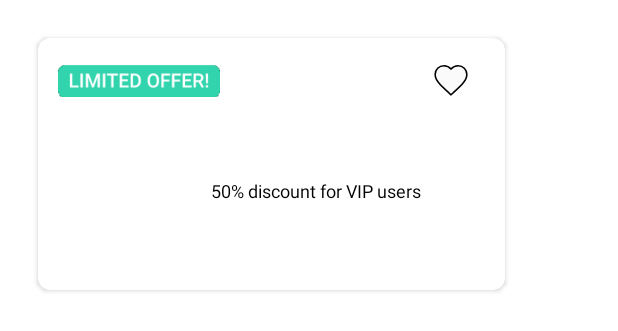
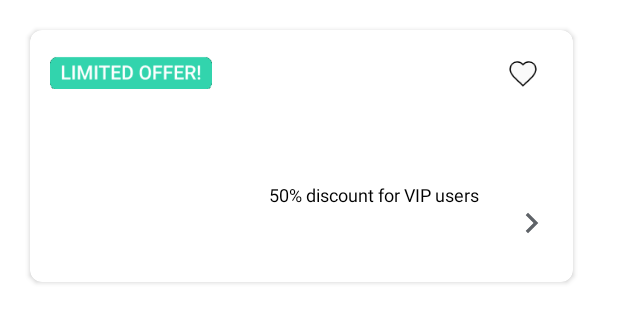
Before and after one commit to lucaslois/fickleflight, an Android app built with Jetpack Compose: the layout item_offer_detail.xml on its own in the app's theme, with its tools: preview values and no code run, on a phone screen of 412 x 824 dp. Shown: the top 331 px of the screen. Run offline under Robolectric (Android 15) with nearby library versions, the phone set to English and light mode, and no system bars.

Commit message:
fix views boracay details and offers details

```diff
--- a/app/src/main/java/com/example/tp2/adapters/OfferListAdapter.kt
+++ b/app/src/main/java/com/example/tp2/adapters/OfferListAdapter.kt
@@ -51,6 +51,7 @@ class OfferListAdapter(
             }
             is OfferDetailHolder -> {
                 holder.setDiscountDetail(offer.discount_desc_long)
+                holder.setTitleDetail(offer.tittle_discuount)
                 holder.setCardImageDetail(offer.image_url)
             }
         }
--- a/app/src/main/java/com/example/tp2/data/network/flights/models/Offer.kt
+++ b/app/src/main/java/com/example/tp2/data/network/flights/models/Offer.kt
@@ -7,6 +7,7 @@ data class Offer(
     val card_types: List<String>,
     val discount_desc_short: String,
     val discount_desc_long: String,
+    val tittle_discuount: String,
     val discount_percentage: String,
     val image_url: String
 )
--- a/app/src/main/res/layout/item_offer_detail.xml
+++ b/app/src/main/res/layout/item_offer_detail.xml
@@ -2,14 +2,17 @@
 <androidx.cardview.widget.CardView xmlns:android="http://schemas.android.com/apk/res/android"
     xmlns:app="http://schemas.android.com/apk/res-auto"
     xmlns:tools="http://schemas.android.com/tools"
-    android:layout_width="311dp"
+    android:layout_width="362dp"
     android:layout_height="168dp"
-    android:layout_margin="25dp"
+
+    android:layout_marginTop="20dp"
+    android:layout_marginLeft="20dp"
+    android:layout_marginRight="10dp"
     app:cardCornerRadius="8dp"
     app:cardElevation="2dp">
 
     <androidx.constraintlayout.widget.ConstraintLayout
-        android:layout_width="311dp"
+        android:layout_width="362dp"
         android:layout_height="match_parent"
 
         android:orientation="horizontal"
@@ -18,16 +21,28 @@
 
         <com.google.android.material.imageview.ShapeableImageView
             android:id="@+id/editButton"
-            android:layout_width="36dp"
-            android:layout_height="36dp"
+            android:layout_width="33dp"
+            android:layout_height="31dp"
 
-            android:layout_marginStart="136dp"
-
-            android:layout_marginBottom="48dp"
+            android:layout_marginBottom="57dp"
             android:src="@drawable/ic_heart_2"
             app:contentPadding="5dp"
             app:layout_constraintBottom_toTopOf="@+id/offerTypeDetail"
-            app:layout_constraintStart_toEndOf="@+id/imageView5" />
+            app:layout_constraintEnd_toEndOf="parent"
+            app:layout_constraintHorizontal_bias="0.984"
+            app:layout_constraintStart_toEndOf="@+id/imageView5"
+            app:layout_constraintTop_toTopOf="parent" />
+
+        <TextView
+            android:id="@+id/offerTitleDetail"
+            android:layout_width="262dp"
+            android:layout_height="36dp"
+            android:layout_marginTop="40dp"
+            android:layout_marginEnd="33dp"
+            app:layout_constraintEnd_toEndOf="parent"
+            app:layout_constraintHorizontal_bias="0.0"
+            app:layout_constraintStart_toStartOf="parent"
+            app:layout_constraintTop_toTopOf="parent" />
 
         <ImageView
             android:id="@+id/imageView5"
@@ -55,16 +70,23 @@
             android:id="@+id/offerTypeDetail"
             android:layout_width="169dp"
             android:layout_height="56dp"
-            android:layout_marginStart="47dp"
-            android:layout_marginTop="80dp"
-            android:layout_marginEnd="51dp"
+            android:layout_marginTop="88dp"
+            android:layout_marginEnd="20dp"
             android:text="50% discount for VIP users"
             android:textColor="@color/black"
             android:textSize="12dp"
             app:layout_constraintEnd_toEndOf="parent"
-            app:layout_constraintHorizontal_bias="0.342"
-            app:layout_constraintStart_toEndOf="@+id/cardLogoDetail"
             app:layout_constraintTop_toTopOf="parent" />
+
+        <ImageView
+            android:id="@+id/imageView4"
+
+            android:layout_width="27dp"
+            android:layout_height="40dp"
+            android:layout_marginTop="64dp"
+            app:layout_constraintEnd_toEndOf="parent"
+            app:layout_constraintTop_toBottomOf="@+id/editButton"
+            app:srcCompat="@drawable/ic_arrow_back" />
 
 
     </androidx.constraintlayout.widget.ConstraintLayout>
```
Also changed, not shown: app/src/main/java/com/example/tp2/holders/OfferDetailHolder.kt (+10 -0 lines), app/src/main/res/layout/fragment_details.xml (+3 -4 lines), app/src/main/res/layout/fragment_offers.xml (+7 -6 lines), app/src/main/res/drawable/ic_arrow_back.png (added).
